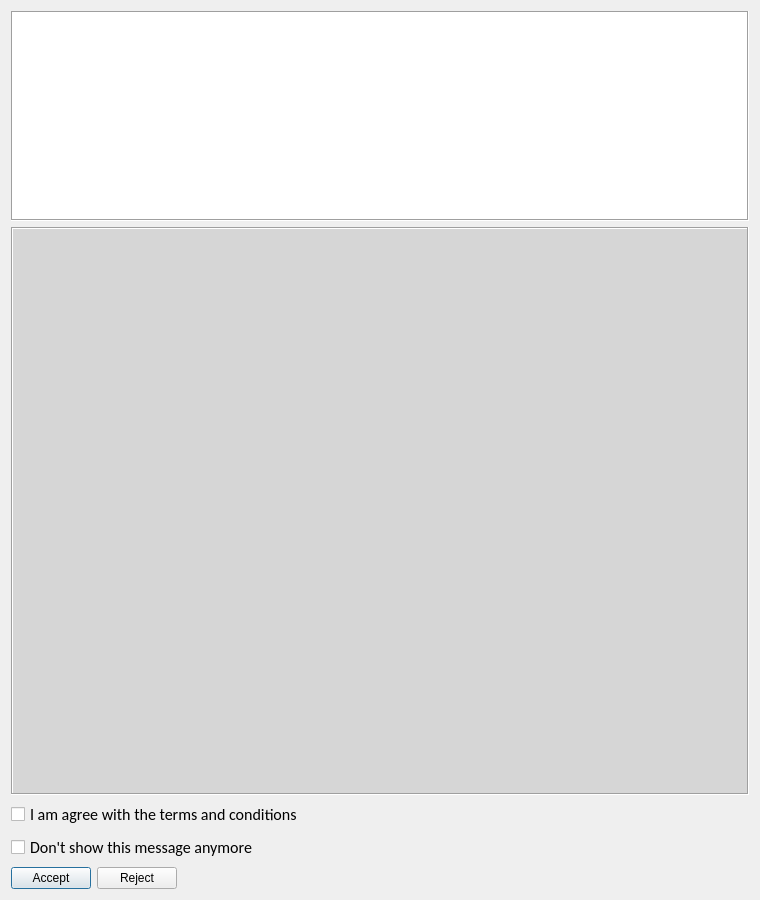
FedorIvanov37/sv-terminal, file common/gui/forms/license_window.ui: the form before one commit.
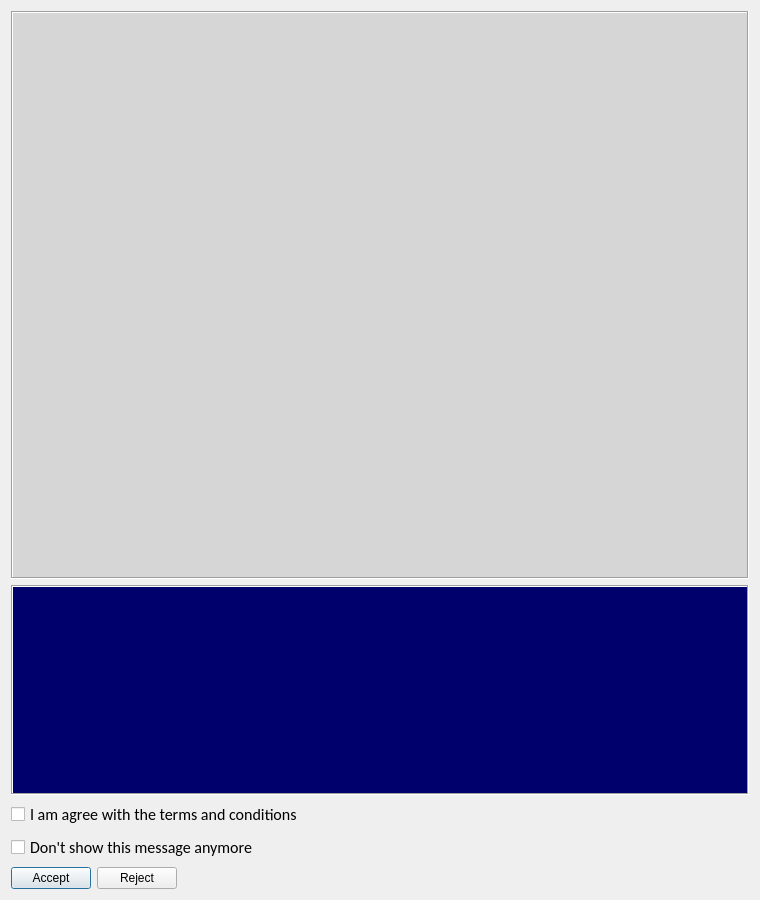
The form after the commit.

```diff
--- a/common/gui/forms/license_window.ui
+++ b/common/gui/forms/license_window.ui
@@ -38,64 +38,6 @@
    <bool>true</bool>
   </property>
   <layout class="QGridLayout" name="gridLayout">
-   <item row="0" column="0">
-    <widget class="QTextEdit" name="LogoContainer">
-     <property name="sizePolicy">
-      <sizepolicy hsizetype="Expanding" vsizetype="Fixed">
-       <horstretch>0</horstretch>
-       <verstretch>0</verstretch>
-      </sizepolicy>
-     </property>
-     <property name="minimumSize">
-      <size>
-       <width>0</width>
-       <height>210</height>
-      </size>
-     </property>
-     <property name="maximumSize">
-      <size>
-       <width>16777215</width>
-       <height>210</height>
-      </size>
-     </property>
-     <property name="font">
-      <font>
-       <family>Courier New</family>
-       <pointsize>12</pointsize>
-       <weight>75</weight>
-       <bold>true</bold>
-      </font>
-     </property>
-     <property name="inputMethodHints">
-      <set>Qt::ImhNone</set>
-     </property>
-     <property name="frameShape">
-      <enum>QFrame::Box</enum>
-     </property>
-     <property name="verticalScrollBarPolicy">
-      <enum>Qt::ScrollBarAlwaysOff</enum>
-     </property>
-     <property name="horizontalScrollBarPolicy">
-      <enum>Qt::ScrollBarAlwaysOff</enum>
-     </property>
-     <property name="undoRedoEnabled">
-      <bool>false</bool>
-     </property>
-     <property name="html">
-      <string>&lt;!DOCTYPE HTML PUBLIC &quot;-//W3C//DTD HTML 4.0//EN&quot; &quot;http://www.w3.org/TR/REC-html40/strict.dtd&quot;&gt;
-&lt;html&gt;&lt;head&gt;&lt;meta name=&quot;qrichtext&quot; content=&quot;1&quot; /&gt;&lt;style type=&quot;text/css&quot;&gt;
-p, li { white-space: pre-wrap; }
-&lt;/style&gt;&lt;/head&gt;&lt;body style=&quot; font-family:'Courier New'; font-size:12pt; font-weight:600; font-style:normal;&quot;&gt;
-&lt;p style=&quot;-qt-paragraph-type:empty; margin-top:0px; margin-bottom:0px; margin-left:0px; margin-right:0px; -qt-block-indent:0; text-indent:0px; font-weight:400;&quot;&gt;&lt;br /&gt;&lt;/p&gt;&lt;/body&gt;&lt;/html&gt;</string>
-     </property>
-     <property name="acceptRichText">
-      <bool>false</bool>
-     </property>
-     <property name="textInteractionFlags">
-      <set>Qt::TextSelectableByKeyboard|Qt::TextSelectableByMouse</set>
-     </property>
-    </widget>
-   </item>
    <item row="1" column="0">
     <widget class="QTextEdit" name="InfoBoard">
      <property name="palette">
@@ -183,37 +125,7 @@
      </property>
     </widget>
    </item>
-   <item row="2" column="0">
-    <layout class="QVBoxLayout" name="verticalLayout">
-     <item>
-      <widget class="QCheckBox" name="CheckBoxAgreement">
-       <property name="font">
-        <font>
-         <family>Calibri</family>
-         <pointsize>12</pointsize>
-        </font>
-       </property>
-       <property name="text">
-        <string>I am agree with the terms and conditions</string>
-       </property>
-      </widget>
-     </item>
-     <item>
-      <widget class="QCheckBox" name="CheckBoxDontShowAgain">
-       <property name="font">
-        <font>
-         <family>Calibri</family>
-         <pointsize>12</pointsize>
-        </font>
-       </property>
-       <property name="text">
-        <string>Don't show this message anymore</string>
-       </property>
-      </widget>
-     </item>
-    </layout>
-   </item>
-   <item row="3" column="0">
+   <item row="4" column="0">
     <layout class="QHBoxLayout" name="horizontalLayout">
      <item>
       <widget class="QPushButton" name="ButtonAccept">
@@ -244,6 +156,158 @@
      </item>
     </layout>
    </item>
+   <item row="3" column="0">
+    <layout class="QVBoxLayout" name="verticalLayout">
+     <item>
+      <widget class="QCheckBox" name="CheckBoxAgreement">
+       <property name="font">
+        <font>
+         <family>Calibri</family>
+         <pointsize>12</pointsize>
+        </font>
+       </property>
+       <property name="text">
+        <string>I am agree with the terms and conditions</string>
+       </property>
+      </widget>
+     </item>
+     <item>
+      <widget class="QCheckBox" name="CheckBoxDontShowAgain">
+       <property name="font">
+        <font>
+         <family>Calibri</family>
+         <pointsize>12</pointsize>
+        </font>
+       </property>
+       <property name="text">
+        <string>Don't show this message anymore</string>
+       </property>
+      </widget>
+     </item>
+    </layout>
+   </item>
+   <item row="2" column="0">
+    <widget class="QTextEdit" name="LogoContainer">
+     <property name="sizePolicy">
+      <sizepolicy hsizetype="Expanding" vsizetype="Fixed">
+       <horstretch>0</horstretch>
+       <verstretch>0</verstretch>
+      </sizepolicy>
+     </property>
+     <property name="minimumSize">
+      <size>
+       <width>0</width>
+       <height>210</height>
+      </size>
+     </property>
+     <property name="maximumSize">
+      <size>
+       <width>16777215</width>
+       <height>210</height>
+      </size>
+     </property>
+     <property name="palette">
+      <palette>
+       <active>
+        <colorrole role="Text">
+         <brush brushstyle="SolidPattern">
+          <color alpha="255">
+           <red>255</red>
+           <green>255</green>
+           <blue>255</blue>
+          </color>
+         </brush>
+        </colorrole>
+        <colorrole role="Base">
+         <brush brushstyle="SolidPattern">
+          <color alpha="255">
+           <red>0</red>
+           <green>0</green>
+           <blue>109</blue>
+          </color>
+         </brush>
+        </colorrole>
+       </active>
+       <inactive>
+        <colorrole role="Text">
+         <brush brushstyle="SolidPattern">
+          <color alpha="255">
+           <red>255</red>
+           <green>255</green>
+           <blue>255</blue>
+          </color>
+         </brush>
+        </colorrole>
+        <colorrole role="Base">
+         <brush brushstyle="SolidPattern">
+          <color alpha="255">
+           <red>0</red>
+           <green>0</green>
+           <blue>109</blue>
+          </color>
+         </brush>
+        </colorrole>
+       </inactive>
+       <disabled>
+        <colorrole role="Text">
+         <brush brushstyle="SolidPattern">
+          <color alpha="255">
+           <red>120</red>
+           <green>120</green>
+           <blue>120</blue>
+          </color>
+         </brush>
+        </colorrole>
+        <colorrole role="Base">
+         <brush brushstyle="SolidPattern">
+          <color alpha="255">
+           <red>240</red>
+           <green>240</green>
+           <blue>240</blue>
+          </color>
+         </brush>
+        </colorrole>
+       </disabled>
+      </palette>
+     </property>
+     <property name="font">
+      <font>
+       <family>Courier New</family>
+       <pointsize>12</pointsize>
+       <weight>75</weight>
+       <bold>true</bold>
+      </font>
+     </property>
+     <property name="inputMethodHints">
+      <set>Qt::ImhNone</set>
+     </property>
+     <property name="frameShape">
+      <enum>QFrame::Box</enum>
+     </property>
+     <property name="verticalScrollBarPolicy">
+      <enum>Qt::ScrollBarAlwaysOff</enum>
+     </property>
+     <property name="horizontalScrollBarPolicy">
+      <enum>Qt::ScrollBarAlwaysOff</enum>
+     </property>
+     <property name="undoRedoEnabled">
+      <bool>false</bool>
+     </property>
+     <property name="html">
+      <string>&lt;!DOCTYPE HTML PUBLIC &quot;-//W3C//DTD HTML 4.0//EN&quot; &quot;http://www.w3.org/TR/REC-html40/strict.dtd&quot;&gt;
+&lt;html&gt;&lt;head&gt;&lt;meta name=&quot;qrichtext&quot; content=&quot;1&quot; /&gt;&lt;style type=&quot;text/css&quot;&gt;
+p, li { white-space: pre-wrap; }
+&lt;/style&gt;&lt;/head&gt;&lt;body style=&quot; font-family:'Courier New'; font-size:12pt; font-weight:600; font-style:normal;&quot;&gt;
+&lt;p style=&quot;-qt-paragraph-type:empty; margin-top:0px; margin-bottom:0px; margin-left:0px; margin-right:0px; -qt-block-indent:0; text-indent:0px; font-weight:400;&quot;&gt;&lt;br /&gt;&lt;/p&gt;&lt;/body&gt;&lt;/html&gt;</string>
+     </property>
+     <property name="acceptRichText">
+      <bool>false</bool>
+     </property>
+     <property name="textInteractionFlags">
+      <set>Qt::TextSelectableByKeyboard|Qt::TextSelectableByMouse</set>
+     </property>
+    </widget>
+   </item>
   </layout>
  </widget>
  <tabstops>
```
